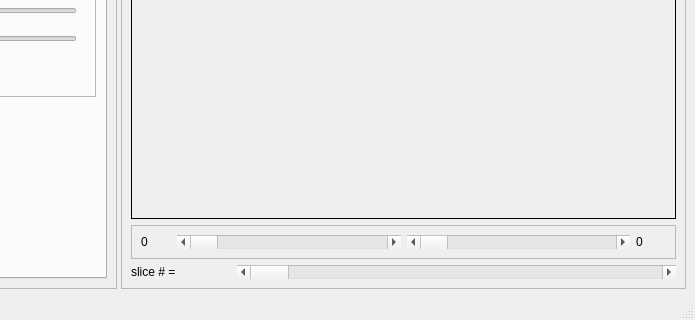
Qt form lesioneditor/lession_editor_GUI.ui (mazoku/lesion_editor) before a commit; both pictures show x 438 to 1133 and y 519 to 839 of the 1133 by 839 pixel window.
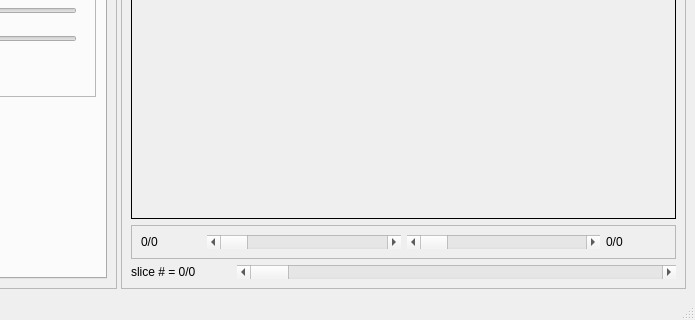
The same form after that commit. Icons and pictures are not drawn.

Commit message: Sichr commit kvuli presunu prace na jiny pocitac.

Patch:
```diff
--- a/lesioneditor/lession_editor_GUI.ui
+++ b/lesioneditor/lession_editor_GUI.ui
@@ -1985,12 +1985,12 @@
             <widget class="QLabel" name="slice_number_1_LBL">
              <property name="maximumSize">
               <size>
-               <width>30</width>
+               <width>60</width>
                <height>16777215</height>
               </size>
              </property>
              <property name="text">
-              <string>0</string>
+              <string>0/0</string>
              </property>
             </widget>
            </item>
@@ -2015,12 +2015,12 @@
             <widget class="QLabel" name="slice_number_2_LBL">
              <property name="maximumSize">
               <size>
-               <width>30</width>
+               <width>60</width>
                <height>16777215</height>
               </size>
              </property>
              <property name="text">
-              <string>0</string>
+              <string>0/0</string>
              </property>
             </widget>
            </item>
@@ -2044,7 +2044,7 @@
              </size>
             </property>
             <property name="text">
-             <string>slice # =</string>
+             <string>slice # = 0/0</string>
             </property>
            </widget>
           </item>
```
Left out of the diff: 6 changed lines with no effect on the pictures. The commit also changes 2 other files.
